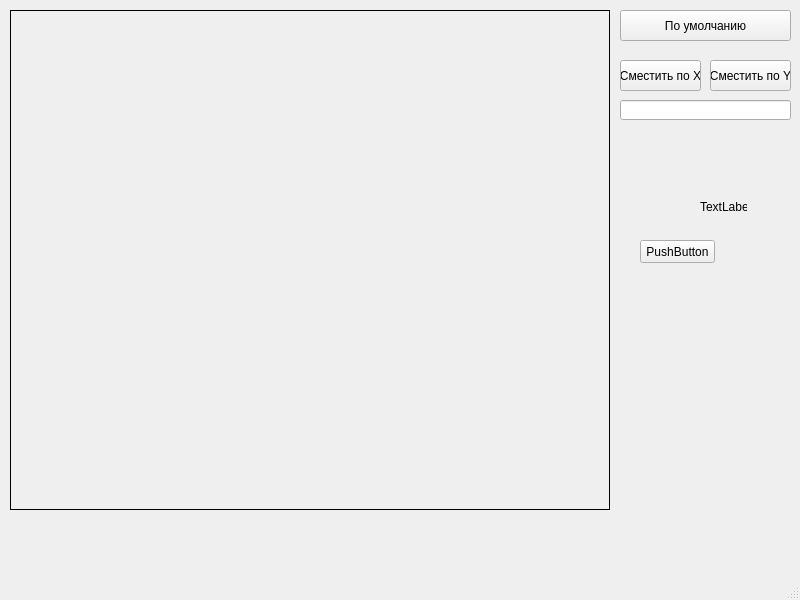
First picture: the form in 2/ui/ui.ui, repository Sergkon99/computer-graphics, before the edit.
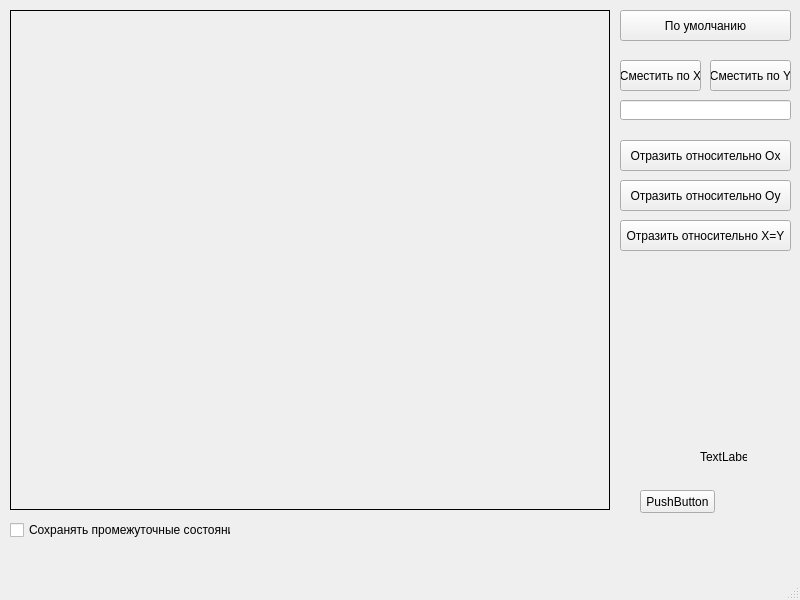
Second picture: the form after the edit.

Commit message: reflection and global state

```diff
--- a/2/ui/ui.ui
+++ b/2/ui/ui.ui
@@ -18,7 +18,7 @@
     <property name="geometry">
      <rect>
       <x>640</x>
-      <y>240</y>
+      <y>490</y>
       <width>75</width>
       <height>23</height>
      </rect>
@@ -31,7 +31,7 @@
     <property name="geometry">
      <rect>
       <x>700</x>
-      <y>200</y>
+      <y>450</y>
       <width>47</width>
       <height>13</height>
      </rect>
@@ -105,6 +105,58 @@
      </rect>
     </property>
    </widget>
+   <widget class="QPushButton" name="pb_reflection_x">
+    <property name="geometry">
+     <rect>
+      <x>620</x>
+      <y>140</y>
+      <width>171</width>
+      <height>31</height>
+     </rect>
+    </property>
+    <property name="text">
+     <string>Отразить относительно Ox</string>
+    </property>
+   </widget>
+   <widget class="QPushButton" name="pb_reflection_y">
+    <property name="geometry">
+     <rect>
+      <x>620</x>
+      <y>180</y>
+      <width>171</width>
+      <height>31</height>
+     </rect>
+    </property>
+    <property name="text">
+     <string>Отразить относительно Oy</string>
+    </property>
+   </widget>
+   <widget class="QPushButton" name="pb_reflection_xy">
+    <property name="geometry">
+     <rect>
+      <x>620</x>
+      <y>220</y>
+      <width>171</width>
+      <height>31</height>
+     </rect>
+    </property>
+    <property name="text">
+     <string>Отразить относительно X=Y</string>
+    </property>
+   </widget>
+   <widget class="QCheckBox" name="cb_global_figure">
+    <property name="geometry">
+     <rect>
+      <x>10</x>
+      <y>520</y>
+      <width>221</width>
+      <height>20</height>
+     </rect>
+    </property>
+    <property name="text">
+     <string>Сохранять промежуточные состояния</string>
+    </property>
+   </widget>
   </widget>
   <widget class="QMenuBar" name="menubar">
    <property name="geometry">
```
The commit also changes 4 other files.
